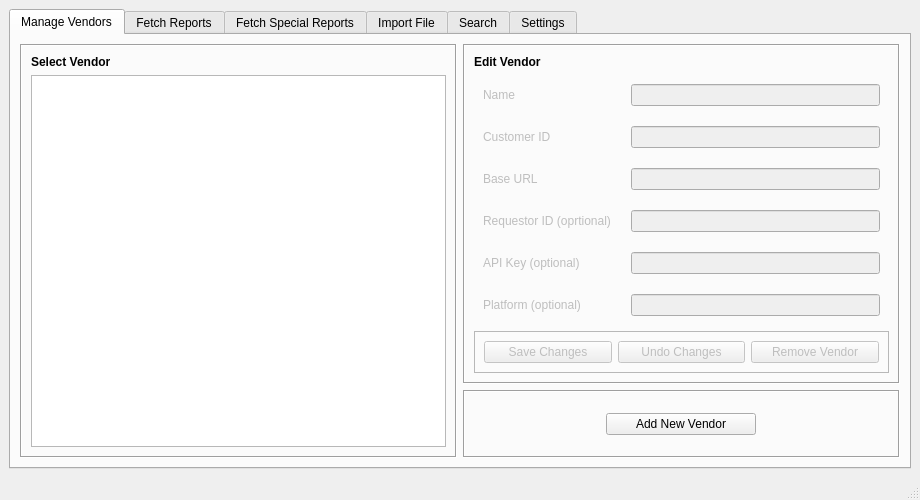
This is ui/MainWindow.ui in CS-4820-Library-Project/COUNTER-5-Report-Tool-2020-5.0 as Qt 5 draws it before an edit. The edited form follows.
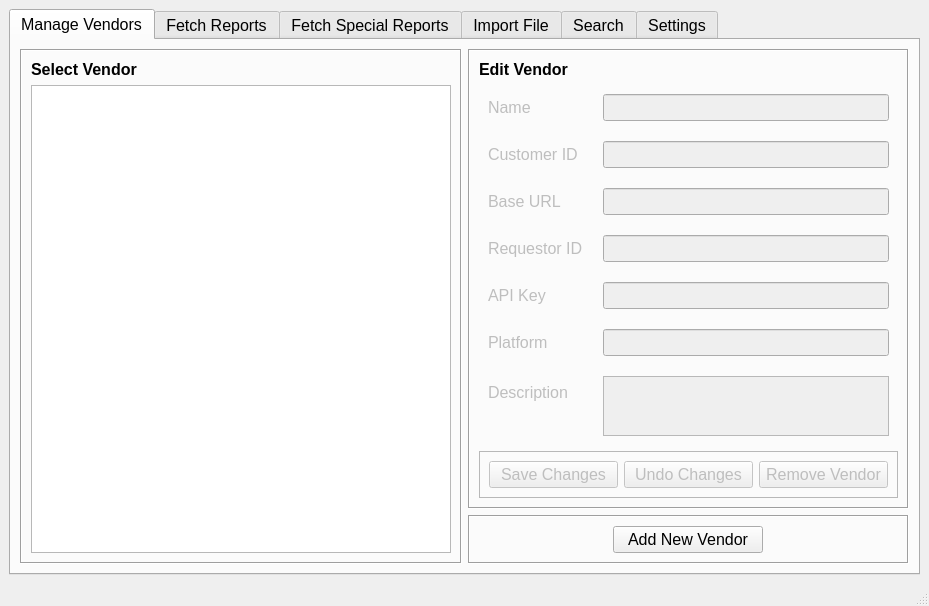
This is the edited form. The open tabs and pages were chosen to show the change.

Commit message:
Added Notes section to vendors tab (#30)
Minor UI cleanup, Description added to vendors

```diff
--- a/ui/MainWindow.ui
+++ b/ui/MainWindow.ui
@@ -6,8 +6,8 @@
    <rect>
     <x>0</x>
     <y>0</y>
-    <width>920</width>
-    <height>500</height>
+    <width>929</width>
+    <height>606</height>
    </rect>
   </property>
   <property name="minimumSize">
@@ -21,7 +21,7 @@
   </property>
   <widget class="QWidget" name="centralwidget">
    <layout class="QGridLayout" name="gridLayout">
-    <item row="0" column="0">
+    <item row="1" column="0">
      <widget class="QTabWidget" name="tabWidget">
       <property name="enabled">
        <bool>true</bool>
@@ -40,7 +40,7 @@
       </property>
       <property name="font">
        <font>
-        <pointsize>9</pointsize>
+        <pointsize>12</pointsize>
        </font>
       </property>
       <property name="tabPosition">
@@ -59,6 +59,11 @@
        <layout class="QHBoxLayout" name="horizontalLayout">
         <item>
          <widget class="QFrame" name="frame_12">
+          <property name="font">
+           <font>
+            <pointsize>12</pointsize>
+           </font>
+          </property>
           <property name="frameShape">
            <enum>QFrame::Box</enum>
           </property>
@@ -70,7 +75,7 @@
             <widget class="QLabel" name="label_13">
              <property name="font">
               <font>
-               <pointsize>9</pointsize>
+               <pointsize>12</pointsize>
                <weight>75</weight>
                <bold>true</bold>
               </font>
@@ -82,6 +87,11 @@
            </item>
            <item>
             <widget class="QListView" name="vendorsListView">
+             <property name="font">
+              <font>
+               <pointsize>12</pointsize>
+              </font>
+             </property>
              <property name="alternatingRowColors">
               <bool>true</bool>
              </property>
@@ -92,6 +102,11 @@
         </item>
         <item>
          <widget class="QFrame" name="frame_8">
+          <property name="font">
+           <font>
+            <pointsize>12</pointsize>
+           </font>
+          </property>
           <layout class="QVBoxLayout" name="horizontalLayout_2">
            <property name="leftMargin">
             <number>0</number>
@@ -110,6 +125,11 @@
              <property name="enabled">
               <bool>true</bool>
              </property>
+             <property name="font">
+              <font>
+               <pointsize>12</pointsize>
+              </font>
+             </property>
              <property name="frameShape">
               <enum>QFrame::Box</enum>
              </property>
@@ -124,7 +144,7 @@
                 </property>
                 <property name="font">
                  <font>
-                  <pointsize>9</pointsize>
+                  <pointsize>12</pointsize>
                   <weight>75</weight>
                   <bold>true</bold>
                  </font>
@@ -142,6 +162,11 @@
                 <property name="enabled">
                  <bool>false</bool>
                 </property>
+                <property name="font">
+                 <font>
+                  <pointsize>12</pointsize>
+                 </font>
+                </property>
                 <layout class="QFormLayout" name="formLayout">
                  <property name="horizontalSpacing">
                   <number>20</number>
@@ -151,63 +176,169 @@
                  </property>
                  <item row="0" column="0">
                   <widget class="QLabel" name="label">
+                   <property name="font">
+                    <font>
+                     <pointsize>12</pointsize>
+                    </font>
+                   </property>
                    <property name="text">
                     <string>Name</string>
                    </property>
                   </widget>
                  </item>
                  <item row="0" column="1">
-                  <widget class="QLineEdit" name="nameEdit"/>
+                  <widget class="QLineEdit" name="nameEdit">
+                   <property name="font">
+                    <font>
+                     <pointsize>12</pointsize>
+                    </font>
+                   </property>
+                  </widget>
                  </item>
                  <item row="1" column="0">
                   <widget class="QLabel" name="label_2">
+                   <property name="font">
+                    <font>
+                     <pointsize>12</pointsize>
+                    </font>
+                   </property>
                    <property name="text">
                     <string>Customer ID</string>
                    </property>
                   </widget>
                  </item>
                  <item row="1" column="1">
-                  <widget class="QLineEdit" name="customerIdEdit"/>
+                  <widget class="QLineEdit" name="customerIdEdit">
+                   <property name="font">
+                    <font>
+                     <pointsize>12</pointsize>
+                    </font>
+                   </property>
+                  </widget>
                  </item>
                  <item row="2" column="0">
                   <widget class="QLabel" name="label_3">
+                   <property name="font">
+                    <font>
+                     <pointsize>12</pointsize>
+                    </font>
+                   </property>
                    <property name="text">
                     <string>Base URL</string>
                    </property>
                   </widget>
                  </item>
                  <item row="2" column="1">
-                  <widget class="QLineEdit" name="baseUrlEdit"/>
+                  <widget class="QLineEdit" name="baseUrlEdit">
+                   <property name="font">
+                    <font>
+                     <pointsize>12</pointsize>
+                    </font>
+                   </property>
+                  </widget>
                  </item>
                  <item row="3" column="0">
                   <widget class="QLabel" name="label_4">
+                   <property name="font">
+                    <font>
+                     <pointsize>12</pointsize>
+                    </font>
+                   </property>
                    <property name="text">
-                    <string>Requestor ID (oprtional)</string>
+                    <string>Requestor ID</string>
                    </property>
                   </widget>
                  </item>
                  <item row="3" column="1">
-                  <widget class="QLineEdit" name="requestorIdEdit"/>
+                  <widget class="QLineEdit" name="requestorIdEdit">
+                   <property name="font">
+                    <font>
+                     <pointsize>12</pointsize>
+                    </font>
+                   </property>
+                  </widget>
                  </item>
                  <item row="4" column="0">
                   <widget class="QLabel" name="label_5">
+                   <property name="font">
+                    <font>
+                     <pointsize>12</pointsize>
+                    </font>
+                   </property>
                    <property name="text">
-                    <string>API Key (optional)</string>
+                    <string>API Key</string>
                    </property>
                   </widget>
                  </item>
                  <item row="4" column="1">
-                  <widget class="QLineEdit" name="apiKeyEdit"/>
+                  <widget class="QLineEdit" name="apiKeyEdit">
+                   <property name="font">
+                    <font>
+                     <pointsize>12</pointsize>
+                    </font>
+                   </property>
+                  </widget>
                  </item>
                  <item row="5" column="0">
                   <widget class="QLabel" name="label_6">
+                   <property name="font">
+                    <font>
+                     <pointsize>12</pointsize>
+                    </font>
+                   </property>
                    <property name="text">
-                    <string>Platform (optional)</string>
+                    <string>Platform</string>
                    </property>
                   </widget>
                  </item>
                  <item row="5" column="1">
-                  <widget class="QLineEdit" name="platformEdit"/>
+                  <widget class="QLineEdit" name="platformEdit">
+                   <property name="font">
+                    <font>
+                     <pointsize>12</pointsize>
+                    </font>
+                   </property>
+                  </widget>
+                 </item>
+                 <item row="6" column="0">
+                  <widget class="QLabel" name="label_28">
+                   <property name="font">
+                    <font>
+                     <pointsize>12</pointsize>
+                    </font>
+                   </property>
+                   <property name="text">
+                    <string>Description</string>
+                   </property>
+                  </widget>
+                 </item>
+                 <item row="6" column="1">
+                  <widget class="QPlainTextEdit" name="descriptionEdit">
+                   <property name="font">
+                    <font>
+                     <pointsize>12</pointsize>
+                     <kerning>true</kerning>
+                    </font>
+                   </property>
+                   <property name="autoFillBackground">
+                    <bool>false</bool>
+                   </property>
+                   <property name="frameShape">
+                    <enum>QFrame::StyledPanel</enum>
+                   </property>
+                   <property name="frameShadow">
+                    <enum>QFrame::Sunken</enum>
+                   </property>
+                   <property name="tabChangesFocus">
+                    <bool>false</bool>
+                   </property>
+                   <property name="plainText">
+                    <string/>
+                   </property>
+                   <property name="backgroundVisible">
+                    <bool>false</bool>
+                   </property>
+                  </widget>
                  </item>
                 </layout>
                </widget>
@@ -217,6 +348,11 @@
                 <property name="enabled">
                  <bool>false</bool>
                 </property>
+                <property name="font">
+                 <font>
+                  <pointsize>12</pointsize>
+                 </font>
+                </property>
                 <property name="frameShape">
                  <enum>QFrame::StyledPanel</enum>
                 </property>
@@ -226,6 +362,11 @@
                 <layout class="QHBoxLayout" name="horizontalLayout_5">
                  <item>
                   <widget class="QPushButton" name="saveVendorChangesButton">
+                   <property name="font">
+                    <font>
+                     <pointsize>12</pointsize>
+                    </font>
+                   </property>
                    <property name="text">
                     <string>Save Changes</string>
                    </property>
@@ -239,6 +380,11 @@
                  </item>
                  <item>
                   <widget class="QPushButton" name="undoVendorChangesButton">
+                   <property name="font">
+                    <font>
+                     <pointsize>12</pointsize>
+                    </font>
+                   </property>
                    <property name="text">
                     <string>Undo Changes</string>
                    </property>
@@ -246,6 +392,11 @@
                  </item>
                  <item>
                   <widget class="QPushButton" name="removeVendorButton">
+                   <property name="font">
+                    <font>
+                     <pointsize>12</pointsize>
+                    </font>
+                   </property>
                    <property name="text">
                     <string>Remove Vendor</string>
                    </property>
@@ -259,6 +410,11 @@
            </item>
            <item>
             <widget class="QFrame" name="frame_2">
+             <property name="font">
+              <font>
+               <pointsize>12</pointsize>
+              </font>
+             </property>
              <property name="frameShape">
               <enum>QFrame::Box</enum>
              </property>
@@ -274,6 +430,11 @@
                   <height>16777215</height>
                  </size>
                 </property>
+                <property name="font">
+                 <font>
+                  <pointsize>12</pointsize>
+                 </font>
+                </property>
                 <property name="text">
                  <string>Add New Vendor</string>
                 </property>
```
Left out of the diff: 190 changed lines with no effect on the pictures. Lines whose indentation alone changed are shown as unchanged. The commit also changes 4 other files.
